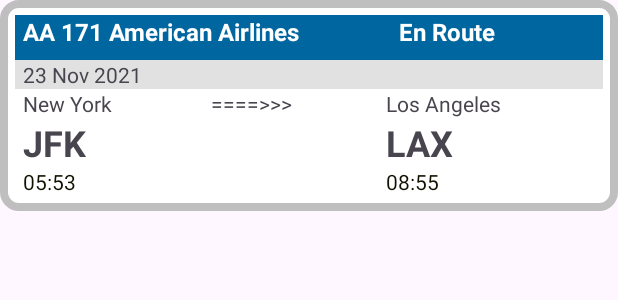
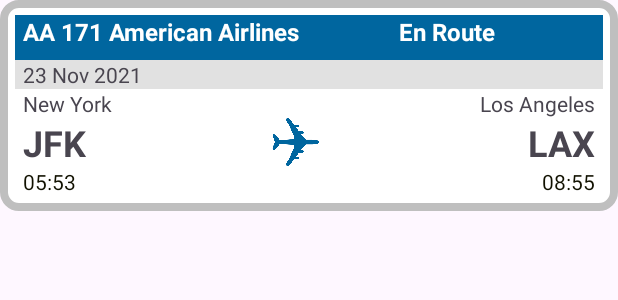
Before and after one commit to fodedoumbouya/flight_tracker, an Android app: the layout flight_item.xml on its own in the app's theme, with its tools: preview values and no code run, on a phone screen of 412 x 824 dp. Shown: the top 300 px of the screen. Run offline under Robolectric (Android 15) with nearby library versions, the light colour scheme and no system bars.

Commit message:
Adding the airplane icon in the flight list item

```diff
--- a/app/src/main/res/layout/flight_item.xml
+++ b/app/src/main/res/layout/flight_item.xml
@@ -82,29 +82,33 @@
                 android:textColor="@color/flight_list_item_time_color" />
         </LinearLayout>
 
-        <TextView
-            android:id="@+id/textFlightRouteArrow"
-            android:layout_width="wrap_content"
-            android:layout_height="wrap_content"
+        <ImageView
+            android:id="@+id/flightRouteArrowImg"
+            android:layout_width="28dp"
+            android:layout_height="32dp"
             android:layout_weight="1"
-            android:text=" ====>>>" />
+            android:layout_gravity="center"
+            android:src="@drawable/plane_flight_icon" />
 
         <LinearLayout
             android:layout_width="wrap_content"
             android:layout_height="wrap_content"
             android:orientation="vertical"
+
             android:layout_weight="1">
 
             <TextView
                 android:id="@+id/textArrivalCity"
                 android:layout_width="match_parent"
                 android:layout_height="wrap_content"
+                android:gravity="right"
                 android:text="Los Angeles" />
 
             <TextView
                 android:id="@+id/textArrivalAirportInitials"
                 android:layout_width="match_parent"
                 android:layout_height="wrap_content"
+                android:gravity="right"
                 android:text="LAX"
                 android:textSize="24sp"
                 android:textStyle="bold" />
@@ -113,6 +117,7 @@
                 android:id="@+id/textArrivalTime"
                 android:layout_width="match_parent"
                 android:layout_height="wrap_content"
+                android:gravity="right"
                 android:text="08:55"
                 android:textColor="@color/flight_list_item_time_color" />
         </LinearLayout>
```
Also changed, not shown: app/src/main/res/drawable/plane_flight_icon.png (added).
